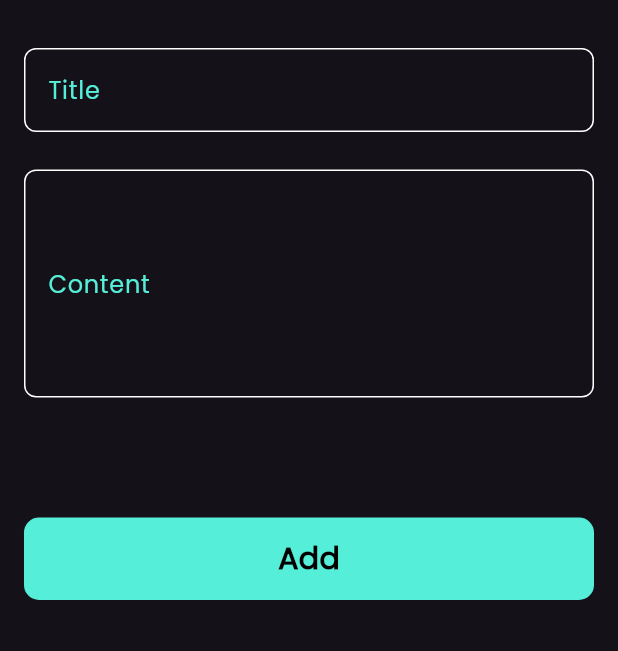
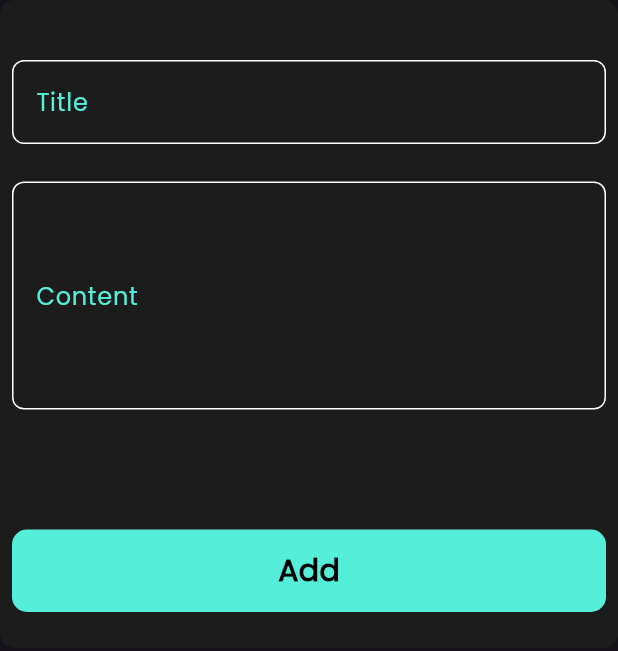
Before and after one commit to Hamza8008/notes_app, a Flutter app: the AddNoteBottomSheet widget shown alone on an empty page, opened directly, on a phone screen of 412 x 824 dp. Shown: the top 651 px of the screen. Run offline on Flutter 3.47's test engine with Material 3 defaults, Android fonts, the phone set to English and light mode, and no system bars; drawn by our look-alikes of modal_progress_hud_nsn; our stand-ins replace bloc, flutter_bloc, font_awesome_flutter, hive, hive_flutter; accounts and stored records are empty; generated files the repository leaves out were written again; statements that could not run were skipped.

Commit message:
change add note bouttom sheet loading

```diff
--- a/lib/Widgets/add_note_bottom_sheet.dart
+++ b/lib/Widgets/add_note_bottom_sheet.dart
@@ -2,19 +2,19 @@
 import 'package:flutter_bloc/flutter_bloc.dart';
 import 'package:noteapp/Cubits/add_note_cubits/add_note_cubit.dart';
 import 'package:noteapp/Widgets/add_note_form.dart';
-import 'package:modal_progress_hud_nsn/modal_progress_hud_nsn.dart';
 
 class AddNoteBottomSheet extends StatelessWidget {
   const AddNoteBottomSheet({super.key});
 
   @override
   Widget build(BuildContext context) {
-    return BlocProvider(
-      create: (context) => AddNoteCubit(),
-      child: Padding(
-        padding: EdgeInsets.symmetric(
-          horizontal: 16,
-        ),
+    return Container(
+      decoration: BoxDecoration(
+        borderRadius: BorderRadius.circular(10),
+        color: Color(0xff1C1C1C),
+      ),
+      child: BlocProvider(
+        create: (context) => AddNoteCubit(),
         child: BlocConsumer<AddNoteCubit, AddNoteState>(
           listener: (context, state) {
             if (state is AddNoteFailure) {
@@ -24,10 +24,13 @@
             }
           },
           builder: (context, state) {
-            return ModalProgressHUD(
-              inAsyncCall: state is AddNoteLoading ? true : false,
-              child: const SingleChildScrollView(
-                child: AddNoteForm(),
+            return AbsorbPointer(
+              absorbing: state is AddNoteLoading ? true : false,
+              child: Padding(
+                padding: const EdgeInsets.all(8.0),
+                child: const SingleChildScrollView(
+                  child: AddNoteForm(),
+                ),
               ),
             );
           },
--- a/lib/Widgets/add_note_form.dart
+++ b/lib/Widgets/add_note_form.dart
@@ -48,7 +48,10 @@
           const SizedBox(
             height: 80,
           ),
-          CustomButtom(
+          BlocBuilder<AddNoteCubit, AddNoteState>(
+            builder: (context, state) {
+              return CustomButtom(
+                isLoading: state is AddNoteLoading ? true : false,
                 ontap: () {
                   if (formKey.currentState!.validate()) {
                     formKey.currentState!.save();
@@ -64,6 +67,8 @@
                   }
                   setState(() {});
                 },
+              );
+            },
           ),
           const SizedBox(
             height: 16,
--- a/lib/Widgets/custom_bottom.dart
+++ b/lib/Widgets/custom_bottom.dart
@@ -2,8 +2,9 @@
 import 'package:noteapp/constansts.dart';
 
 class CustomButtom extends StatelessWidget {
-  const CustomButtom({super.key, this.ontap});
+  const CustomButtom({super.key, this.ontap, this.isLoading = false});
   final void Function()? ontap;
+  final bool isLoading;
   @override
   Widget build(BuildContext context) {
     return GestureDetector(
@@ -16,7 +17,11 @@
           borderRadius: BorderRadius.circular(10),
         ),
         child: Center(
-          child: Text(
+          child: isLoading
+              ? CircularProgressIndicator(
+                  color: Colors.black,
+                )
+              : Text(
                   'Add',
                   style: TextStyle(
                     color: Colors.black,
```
Lines whose indentation alone changed are shown as unchanged.
